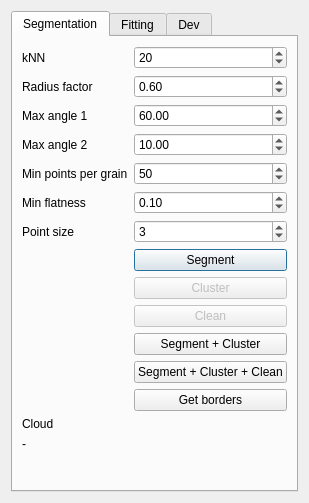
p-leroy/qG3Point, file ui/qG3PointDialog.ui: the form before one commit.
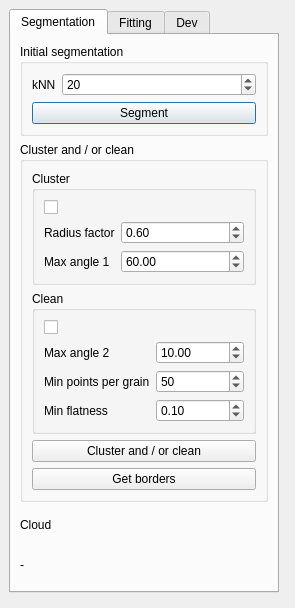
The form after the commit.

What changed in the file:
```diff
--- a/ui/qG3PointDialog.ui
+++ b/ui/qG3PointDialog.ui
@@ -6,16 +6,22 @@
    <rect>
     <x>0</x>
     <y>0</y>
-    <width>303</width>
-    <height>503</height>
+    <width>295</width>
+    <height>608</height>
    </rect>
   </property>
   <property name="windowTitle">
    <string>Dialog</string>
   </property>
-  <layout class="QGridLayout" name="gridLayout">
-   <item row="0" column="0">
     <widget class="QTabWidget" name="tabWidget">
+   <property name="geometry">
+    <rect>
+     <x>9</x>
+     <y>9</y>
+     <width>270</width>
+     <height>584</height>
+    </rect>
+   </property>
      <property name="currentIndex">
       <number>0</number>
      </property>
@@ -23,15 +29,21 @@
       <attribute name="title">
        <string>Segmentation</string>
       </attribute>
+    <layout class="QVBoxLayout" name="verticalLayout_4">
+     <item>
+      <widget class="QGroupBox" name="groupBox_3">
+       <property name="title">
+        <string>Initial segmentation</string>
+       </property>
       <layout class="QFormLayout" name="formLayout">
-       <item row="0" column="0">
+        <item row="1" column="0">
         <widget class="QLabel" name="label">
          <property name="text">
           <string>kNN</string>
          </property>
         </widget>
        </item>
-       <item row="0" column="1">
+        <item row="1" column="1">
         <widget class="QSpinBox" name="spinBoxkNN">
          <property name="minimum">
           <number>1</number>
@@ -44,6 +56,28 @@
          </property>
         </widget>
        </item>
+        <item row="2" column="0" colspan="2">
+         <widget class="QPushButton" name="pushButtonSegment">
+          <property name="text">
+           <string>Segment</string>
+          </property>
+         </widget>
+        </item>
+       </layout>
+      </widget>
+     </item>
+     <item>
+      <widget class="QGroupBox" name="groupBoxClusterAndOrClean">
+       <property name="title">
+        <string>Cluster and / or clean</string>
+       </property>
+       <layout class="QVBoxLayout" name="verticalLayout_2">
+        <item>
+         <widget class="QGroupBox" name="groupBox_4">
+          <property name="title">
+           <string>Cluster</string>
+          </property>
+          <layout class="QFormLayout" name="formLayout_5">
        <item row="1" column="0">
         <widget class="QLabel" name="label_4">
          <property name="text">
@@ -81,28 +115,44 @@
          </property>
         </widget>
        </item>
-       <item row="3" column="0">
+           <item row="0" column="0">
+            <widget class="QCheckBox" name="checkBoxClustering">
+             <property name="text">
+              <string/>
+             </property>
+            </widget>
+           </item>
+          </layout>
+         </widget>
+        </item>
+        <item>
+         <widget class="QGroupBox" name="groupBox_5">
+          <property name="title">
+           <string>Clean</string>
+          </property>
+          <layout class="QFormLayout" name="formLayout_6">
+           <item row="1" column="0">
         <widget class="QLabel" name="label_5">
          <property name="text">
           <string>Max angle 2</string>
          </property>
         </widget>
        </item>
-       <item row="3" column="1">
+           <item row="1" column="1">
         <widget class="QDoubleSpinBox" name="doubleSpinBoxMaxAngle2">
          <property name="value">
           <double>10.000000000000000</double>
          </property>
         </widget>
        </item>
-       <item row="4" column="0">
+           <item row="2" column="0">
         <widget class="QLabel" name="label_6">
          <property name="text">
           <string>Min points per grain</string>
          </property>
         </widget>
        </item>
-       <item row="4" column="1">
+           <item row="2" column="1">
         <widget class="QSpinBox" name="spinBoxNMin">
          <property name="maximum">
           <number>1000000000</number>
@@ -112,14 +162,14 @@
          </property>
         </widget>
        </item>
-       <item row="5" column="0">
+           <item row="3" column="0">
         <widget class="QLabel" name="label_7">
          <property name="text">
           <string>Min flatness</string>
          </property>
         </widget>
        </item>
-       <item row="5" column="1">
+           <item row="3" column="1">
         <widget class="QDoubleSpinBox" name="doubleSpinBoxMinFlatness">
          <property name="singleStep">
           <double>0.100000000000000</double>
@@ -129,79 +179,41 @@
          </property>
         </widget>
        </item>
-       <item row="6" column="0">
-        <widget class="QLabel" name="label_3">
+           <item row="0" column="0">
+            <widget class="QCheckBox" name="checkBoxCleaning">
          <property name="text">
-          <string>Point size</string>
+              <string/>
          </property>
         </widget>
        </item>
-       <item row="6" column="1">
-        <widget class="QSpinBox" name="spinBoxPointSize">
-         <property name="minimum">
-          <number>1</number>
-         </property>
-         <property name="value">
-          <number>3</number>
-         </property>
-        </widget>
-       </item>
-       <item row="7" column="1">
-        <widget class="QPushButton" name="pushButtonSegment">
+          </layout>
+         </widget>
+        </item>
+        <item>
+         <widget class="QPushButton" name="pushButtonClusterAndOrClean">
          <property name="text">
-          <string>Segment</string>
+           <string>Cluster and / or clean</string>
          </property>
         </widget>
        </item>
-       <item row="8" column="1">
-        <widget class="QPushButton" name="pushButtonCluster">
-         <property name="enabled">
-          <bool>false</bool>
-         </property>
-         <property name="text">
-          <string>Cluster</string>
-         </property>
-        </widget>
-       </item>
-       <item row="9" column="1">
-        <widget class="QPushButton" name="pushButtonClean">
-         <property name="enabled">
-          <bool>false</bool>
-         </property>
-         <property name="text">
-          <string>Clean</string>
-         </property>
-        </widget>
-       </item>
-       <item row="10" column="1">
-        <widget class="QPushButton" name="pushButtonSegmentCluster">
-         <property name="text">
-          <string>Segment + Cluster</string>
-         </property>
-        </widget>
-       </item>
-       <item row="11" column="1">
-        <widget class="QPushButton" name="pushButtonSegmentClusterClean">
-         <property name="text">
-          <string>Segment + Cluster + Clean</string>
-         </property>
-        </widget>
-       </item>
-       <item row="12" column="1">
+        <item>
         <widget class="QPushButton" name="pushButtonGetBorders">
          <property name="text">
           <string>Get borders</string>
          </property>
         </widget>
        </item>
-       <item row="13" column="0">
+       </layout>
+      </widget>
+     </item>
+     <item>
         <widget class="QLabel" name="label_9">
          <property name="text">
           <string>Cloud</string>
          </property>
         </widget>
        </item>
-       <item row="14" column="0" colspan="2">
+     <item>
         <widget class="QLabel" name="labelCloud">
          <property name="text">
           <string>-</string>
@@ -380,8 +392,6 @@
       </layout>
      </widget>
     </widget>
-   </item>
-  </layout>
  </widget>
  <resources/>
  <connections/>
```
Left out of the diff: 45 changed lines with no effect on the pictures. Lines whose indentation alone changed are shown as unchanged.
